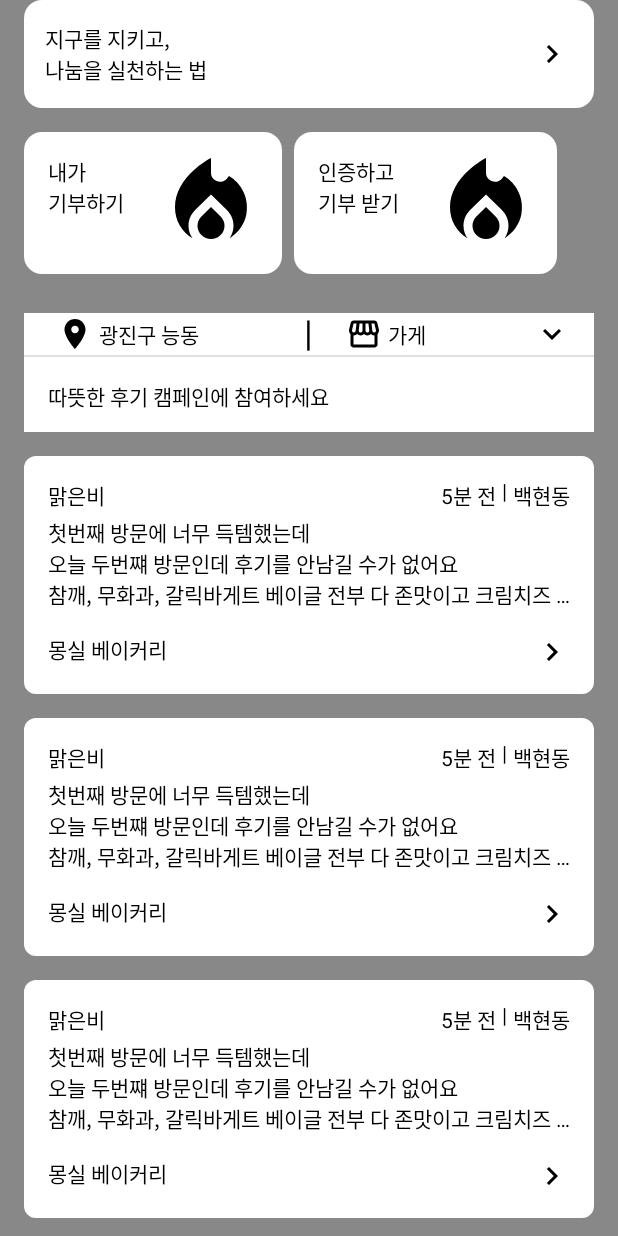
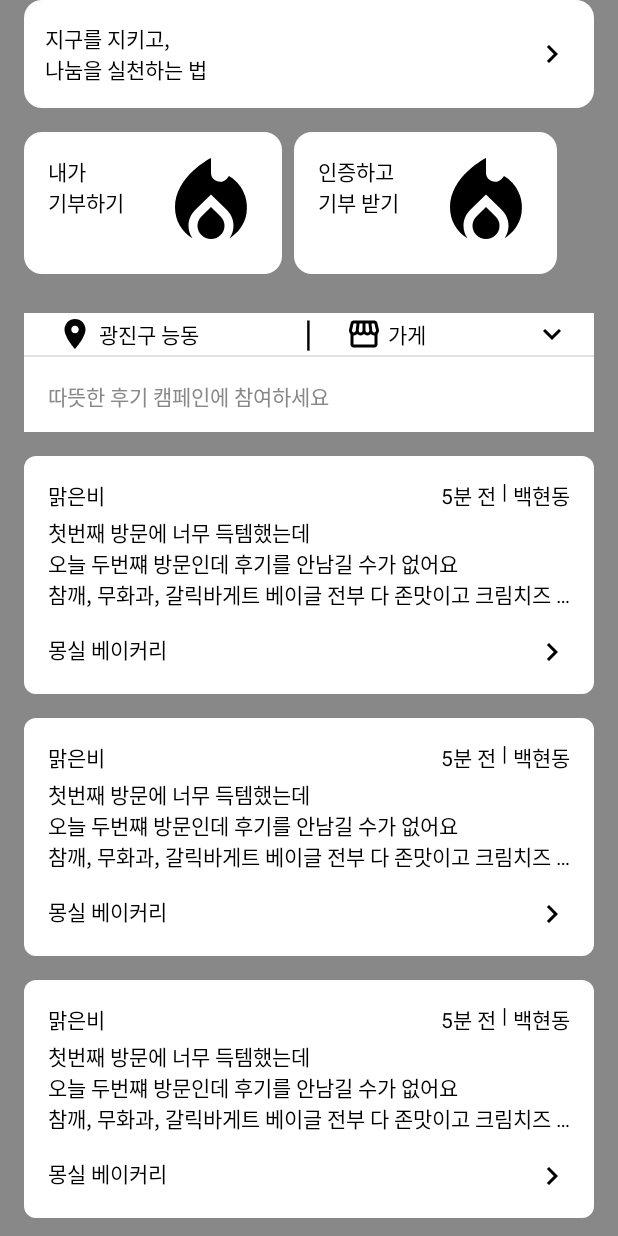
Before and after one commit to KBSC-Soptionssix/Soptionssix-AOS, an Android app built with Jetpack Compose: the @Preview function ReviewScreenPreview, on a phone screen of 412 x 824 dp. Run offline under Robolectric (Android 15) with nearby library versions, the phone set to English and light mode, and no system bars.

Commit message:
#4 [feat] 글쓰기 기능 구현

```diff
--- a/app/src/main/java/com/kbcs/soptionssix/review/component/WriteReviewBox.kt
+++ b/app/src/main/java/com/kbcs/soptionssix/review/component/WriteReviewBox.kt
@@ -4,6 +4,7 @@ import androidx.annotation.DrawableRes
 import androidx.compose.animation.animateContentSize
 import androidx.compose.foundation.Image
 import androidx.compose.foundation.background
+import androidx.compose.foundation.border
 import androidx.compose.foundation.layout.Arrangement
 import androidx.compose.foundation.layout.Box
 import androidx.compose.foundation.layout.Column
@@ -14,10 +15,15 @@ import androidx.compose.foundation.layout.fillMaxWidth
 import androidx.compose.foundation.layout.height
 import androidx.compose.foundation.layout.padding
 import androidx.compose.foundation.layout.size
+import androidx.compose.foundation.shape.RoundedCornerShape
 import androidx.compose.foundation.text.BasicTextField
 import androidx.compose.material.Divider
 import androidx.compose.material.Text
 import androidx.compose.runtime.Composable
+import androidx.compose.runtime.getValue
+import androidx.compose.runtime.mutableStateOf
+import androidx.compose.runtime.remember
+import androidx.compose.runtime.setValue
 import androidx.compose.ui.Alignment
 import androidx.compose.ui.Modifier
 import androidx.compose.ui.graphics.Color
@@ -26,7 +32,6 @@ import androidx.compose.ui.res.colorResource
 import androidx.compose.ui.res.painterResource
 import androidx.compose.ui.res.stringResource
 import androidx.compose.ui.text.TextStyle
-import androidx.compose.ui.text.style.TextAlign
 import androidx.compose.ui.tooling.preview.Preview
 import androidx.compose.ui.unit.dp
 import androidx.compose.ui.unit.sp
@@ -46,14 +51,13 @@ fun WriteReviewBox() {
 }
 
 @Composable
-private fun WriteReviewTextField(
-    reviewText: String = ""
-) {
+private fun WriteReviewTextField() {
+    var reviewText by remember { mutableStateOf("") }
     val maxChar = 300
     Column(modifier = Modifier.fillMaxWidth()) {
         BasicTextField(
-            value = reviewText.ifEmpty { stringResource(id = R.string.review_empty) },
-            onValueChange = {},
+            value = reviewText,
+            onValueChange = { if (it.length < maxChar) reviewText = it },
             textStyle = TextStyle(
                 color = colorResource(id = R.color.black)
             ),
@@ -63,20 +67,34 @@ private fun WriteReviewTextField(
                 .padding(16.dp)
                 .animateContentSize(),
             cursorBrush = SolidColor(colorResource(id = R.color.black))
-        )
+        ) { innerTextField ->
+            if (reviewText.isEmpty()) {
+                Text(
+                    text = stringResource(id = R.string.review_empty),
+                    color = Color.Gray
+                )
+            }
+            innerTextField()
+        }
         if (reviewText.isNotEmpty()) {
             Text(
                 modifier = Modifier.padding(start = 19.dp),
                 text = "${reviewText.length} / 300"
             )
             Spacer(modifier = Modifier.size(4.dp))
-            Text(
+            Box(
                 modifier = Modifier
-                    .padding(end = 16.dp, bottom = 8.dp)
-                    .fillMaxWidth(),
-                text = stringResource(id = R.string.registration),
-                textAlign = TextAlign.End
-            )
+                    .fillMaxWidth()
+                    .padding(end = 16.dp, bottom = 8.dp),
+                contentAlignment = Alignment.CenterEnd
+            ) {
+                Text(
+                    modifier = Modifier
+                        .border(1.dp, Color.Gray, RoundedCornerShape(4.dp))
+                        .padding(vertical = 6.dp, horizontal = 14.dp),
+                    text = stringResource(id = R.string.registration)
+                )
+            }
         }
     }
 }
```
